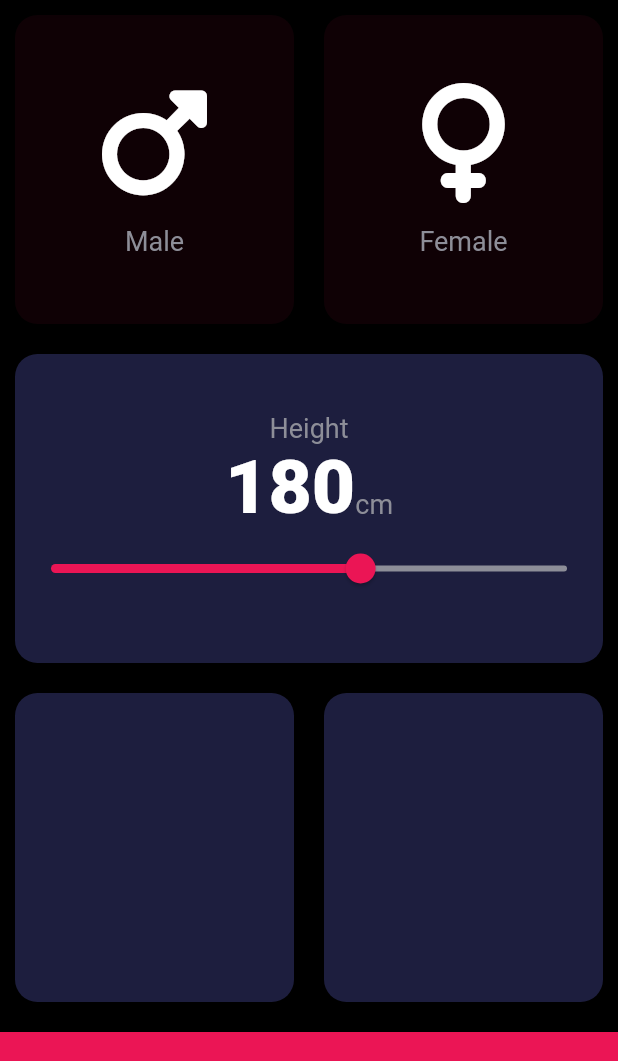
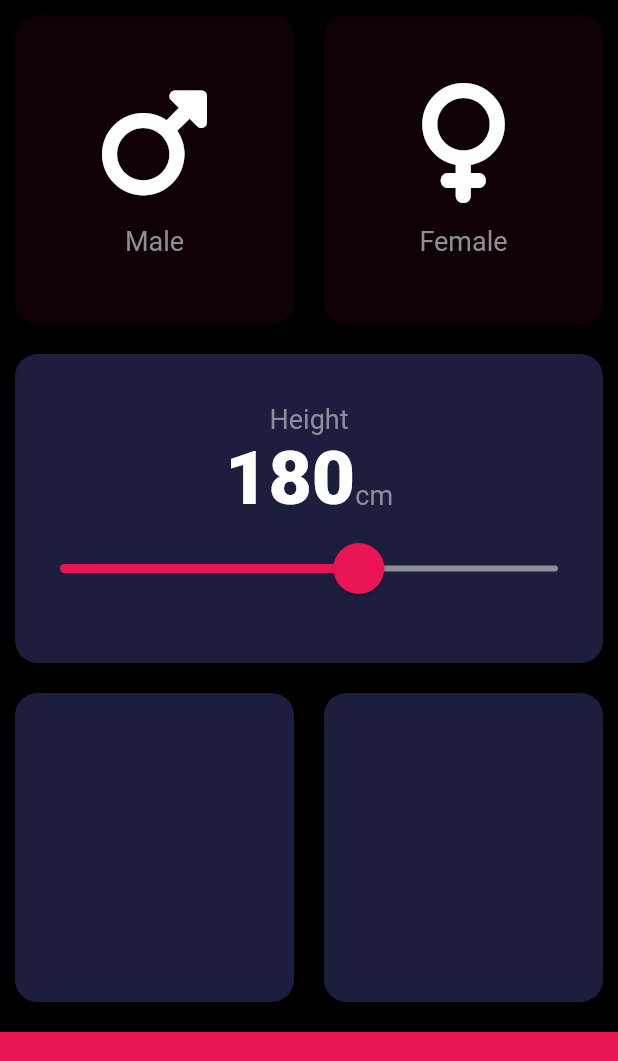
Before and after one commit to rohandocx/BMI_UI_app, a Flutter app: the screen it shows after launch, on a phone screen of 412 x 824 dp, the part 84-1145 px from its top. Run offline on Flutter 3.47's test engine with Material 2 defaults, Android fonts, the phone set to English and light mode, and no system bars; our stand-ins replace font_awesome_flutter.

Commit message:
Completed  Commit

```diff
--- a/lib/input_page.dart
+++ b/lib/input_page.dart
@@ -78,6 +78,15 @@ class _InputPageState extends State<InputPage> {
                       Text('cm', style: labelstyle,),
                     ],
                   ),
+                  SliderTheme(
+                      data: SliderTheme.of(context).copyWith(
+                        activeTrackColor: Colors.white,
+                        thumbColor: Color(0xFFEB1555),
+                         overlayColor: Color(0x29EB1555),
+                        thumbShape: RoundSliderThumbShape(enabledThumbRadius: 17.0),
+                        overlayShape: RoundSliderOverlayShape(overlayRadius: 30.0)
+                      ),
+                      child:
                   Slider(value: height.toDouble(),
                       min: 120.0,
                       max:  220.0,
@@ -88,7 +97,7 @@ class _InputPageState extends State<InputPage> {
                          height = newValue.round();
                         });
                       },
-                  ),
+                  ),)
                 ],
               ),
               ),
```
